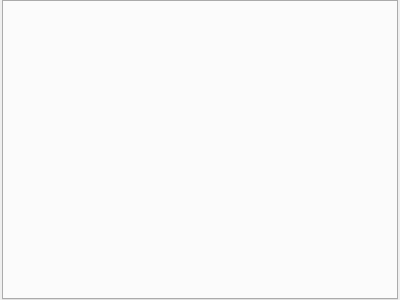
Qt form src/widget/widgetmanger.ui (Dragon-qing/ToolKit) before a commit.
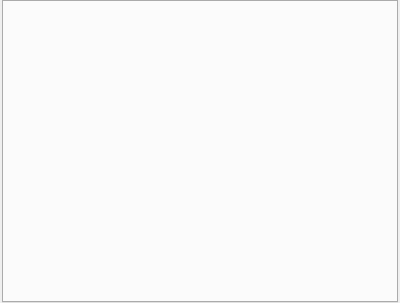
The same form after that commit.

What changed in the file:
```diff
--- a/src/widget/widgetmanger.ui
+++ b/src/widget/widgetmanger.ui
@@ -7,7 +7,7 @@
     <x>0</x>
     <y>0</y>
     <width>400</width>
-    <height>300</height>
+    <height>303</height>
    </rect>
   </property>
   <property name="windowTitle">
```
